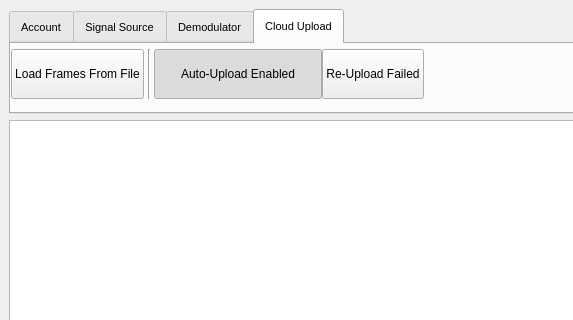
The window that ui/main_window.ui (PW-Sat2/HAM-desktop-application) describes before a commit, drawn with Qt 5; both pictures show x 0 to 573 and y 0 to 320 of the 660 by 605 pixel window.
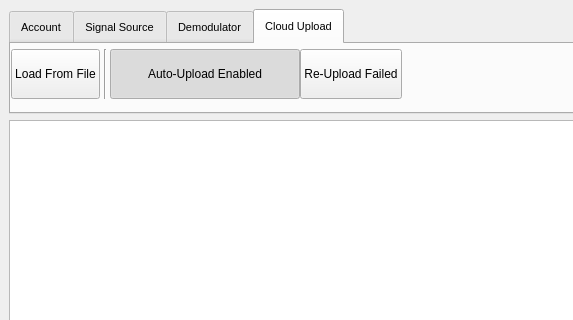
The same window after the commit. Icons and pictures are not drawn.

Commit message: Should fix https://github.com/PW-Sat2/HAM-desktop-application/issues/7

Diff of the .ui file:
```diff
--- a/ui/main_window.ui
+++ b/ui/main_window.ui
@@ -629,7 +629,7 @@
               <string>Upload frames saved in *.frames file</string>
              </property>
              <property name="text">
-              <string>Load Frames From File</string>
+              <string>Load From File</string>
              </property>
              <property name="icon">
               <iconset resource="img_pix.qrc">
```
The commit also changes 1 other file.
